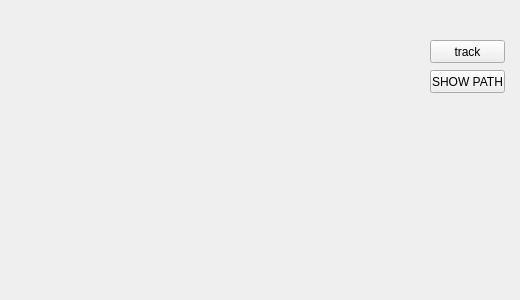
Imrono/locAlgrithom, file mainwindow.ui: the form before one commit.
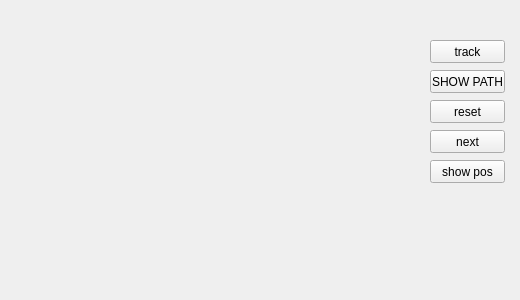
The form after the commit.

Commit message: show raw points and modify member function to const

What changed in the file:
```diff
--- a/mainwindow.ui
+++ b/mainwindow.ui
@@ -50,6 +50,45 @@
      </rect>
     </property>
    </widget>
+   <widget class="QPushButton" name="reset">
+    <property name="geometry">
+     <rect>
+      <x>430</x>
+      <y>100</y>
+      <width>75</width>
+      <height>23</height>
+     </rect>
+    </property>
+    <property name="text">
+     <string>reset</string>
+    </property>
+   </widget>
+   <widget class="QPushButton" name="next">
+    <property name="geometry">
+     <rect>
+      <x>430</x>
+      <y>130</y>
+      <width>75</width>
+      <height>23</height>
+     </rect>
+    </property>
+    <property name="text">
+     <string>next</string>
+    </property>
+   </widget>
+   <widget class="QPushButton" name="allPos">
+    <property name="geometry">
+     <rect>
+      <x>430</x>
+      <y>160</y>
+      <width>75</width>
+      <height>23</height>
+     </rect>
+    </property>
+    <property name="text">
+     <string>show pos</string>
+    </property>
+   </widget>
   </widget>
  </widget>
  <resources/>
```
The commit also changes 11 other files.
